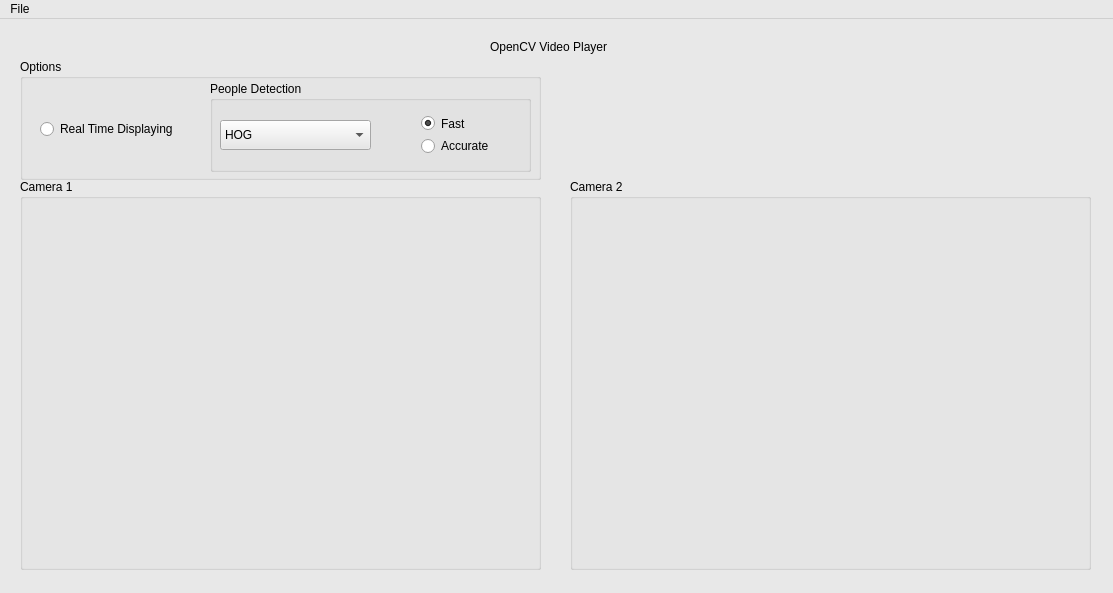
Old version of the form ApplicationCode/mainwindow.ui in the repository hlcool/IPCV-MasterThesis.
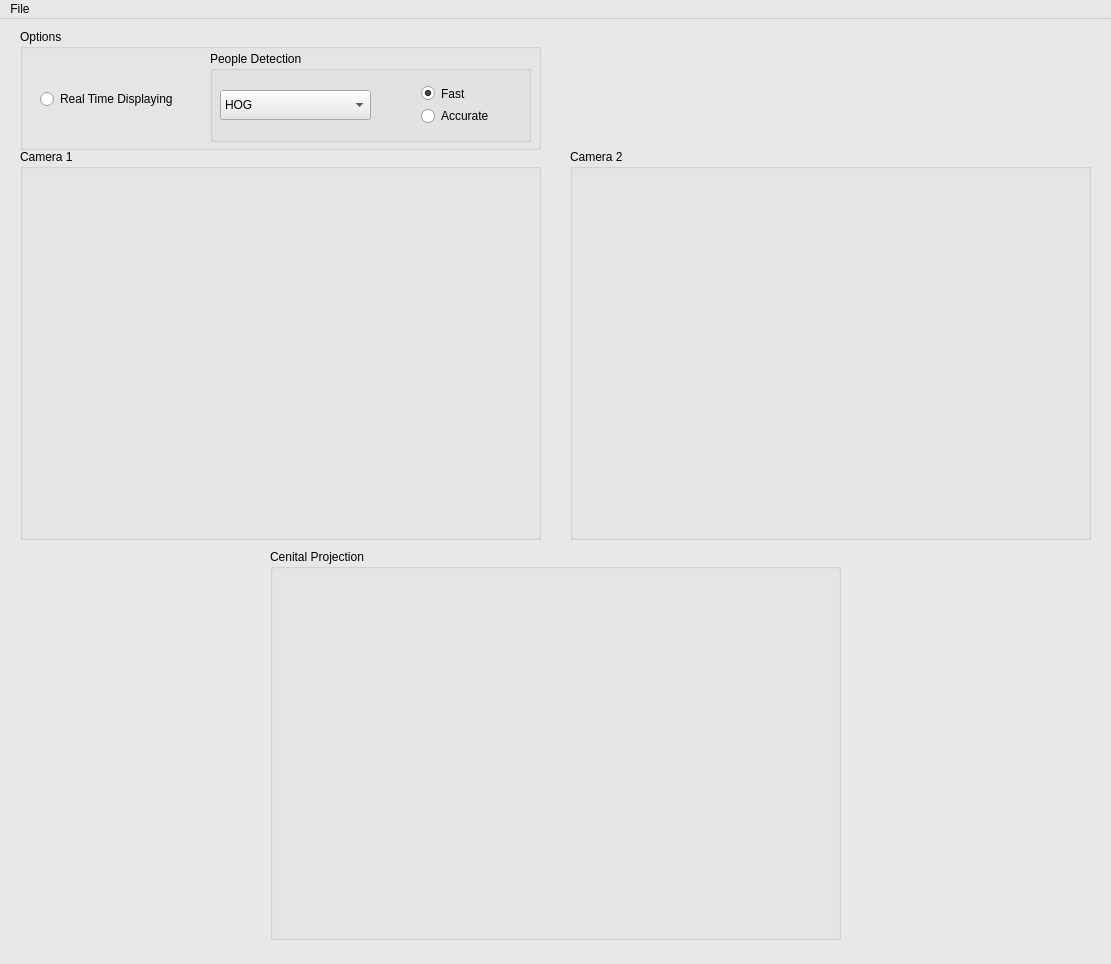
New version of the form. Custom widgets are drawn as their Qt base class.

Commit message: Projections combined and displayed in the UI

```diff
--- a/ApplicationCode/mainwindow.ui
+++ b/ApplicationCode/mainwindow.ui
@@ -6,8 +6,8 @@
    <rect>
     <x>0</x>
     <y>0</y>
-    <width>1113</width>
-    <height>593</height>
+    <width>1111</width>
+    <height>964</height>
    </rect>
   </property>
   <property name="palette">
@@ -429,24 +429,11 @@
    <string>MainWindow</string>
   </property>
   <widget class="QWidget" name="centralWidget">
-   <widget class="QLabel" name="label">
-    <property name="geometry">
-     <rect>
-      <x>490</x>
-      <y>20</y>
-      <width>130</width>
-      <height>16</height>
-     </rect>
-    </property>
-    <property name="text">
-     <string>OpenCV Video Player</string>
-    </property>
-   </widget>
    <widget class="QGroupBox" name="OptionsBox">
     <property name="geometry">
      <rect>
       <x>20</x>
-      <y>40</y>
+      <y>10</y>
       <width>521</width>
       <height>121</height>
      </rect>
@@ -544,7 +531,7 @@
     <property name="geometry">
      <rect>
       <x>20</x>
-      <y>160</y>
+      <y>130</y>
       <width>521</width>
       <height>391</height>
      </rect>
@@ -640,7 +627,7 @@
     <property name="geometry">
      <rect>
       <x>570</x>
-      <y>160</y>
+      <y>130</y>
       <width>521</width>
       <height>391</height>
      </rect>
@@ -732,6 +719,102 @@
      </property>
     </widget>
    </widget>
+   <widget class="QGroupBox" name="CenitalProjection">
+    <property name="geometry">
+     <rect>
+      <x>270</x>
+      <y>530</y>
+      <width>571</width>
+      <height>391</height>
+     </rect>
+    </property>
+    <property name="title">
+     <string>Cenital Projection</string>
+    </property>
+    <widget class="CVImageWidget" name="CVWidgetCenital" native="true">
+     <property name="geometry">
+      <rect>
+       <x>10</x>
+       <y>30</y>
+       <width>550</width>
+       <height>350</height>
+      </rect>
+     </property>
+     <property name="maximumSize">
+      <size>
+       <width>800</width>
+       <height>800</height>
+      </size>
+     </property>
+     <property name="palette">
+      <palette>
+       <active>
+        <colorrole role="Base">
+         <brush brushstyle="SolidPattern">
+          <color alpha="255">
+           <red>255</red>
+           <green>255</green>
+           <blue>255</blue>
+          </color>
+         </brush>
+        </colorrole>
+        <colorrole role="Window">
+         <brush brushstyle="SolidPattern">
+          <color alpha="255">
+           <red>33</red>
+           <green>33</green>
+           <blue>33</blue>
+          </color>
+         </brush>
+        </colorrole>
+       </active>
+       <inactive>
+        <colorrole role="Base">
+         <brush brushstyle="SolidPattern">
+          <color alpha="255">
+           <red>255</red>
+           <green>255</green>
+           <blue>255</blue>
+          </color>
+         </brush>
+        </colorrole>
+        <colorrole role="Window">
+         <brush brushstyle="SolidPattern">
+          <color alpha="255">
+           <red>33</red>
+           <green>33</green>
+           <blue>33</blue>
+          </color>
+         </brush>
+        </colorrole>
+       </inactive>
+       <disabled>
+        <colorrole role="Base">
+         <brush brushstyle="SolidPattern">
+          <color alpha="255">
+           <red>33</red>
+           <green>33</green>
+           <blue>33</blue>
+          </color>
+         </brush>
+        </colorrole>
+        <colorrole role="Window">
+         <brush brushstyle="SolidPattern">
+          <color alpha="255">
+           <red>33</red>
+           <green>33</green>
+           <blue>33</blue>
+          </color>
+         </brush>
+        </colorrole>
+       </disabled>
+      </palette>
+     </property>
+     <property name="autoFillBackground">
+      <bool>false</bool>
+     </property>
+    </widget>
+   </widget>
    <zorder>Camera2</zorder>
    <zorder>Camera1</zorder>
    <zorder>OptionsBox</zorder>
@@ -742,7 +825,7 @@
     <rect>
      <x>0</x>
      <y>0</y>
-     <width>1113</width>
+     <width>1111</width>
      <height>22</height>
     </rect>
    </property>
```
Left out of the diff: 4 changed lines with no effect on the pictures. The commit also changes 4 other files.
